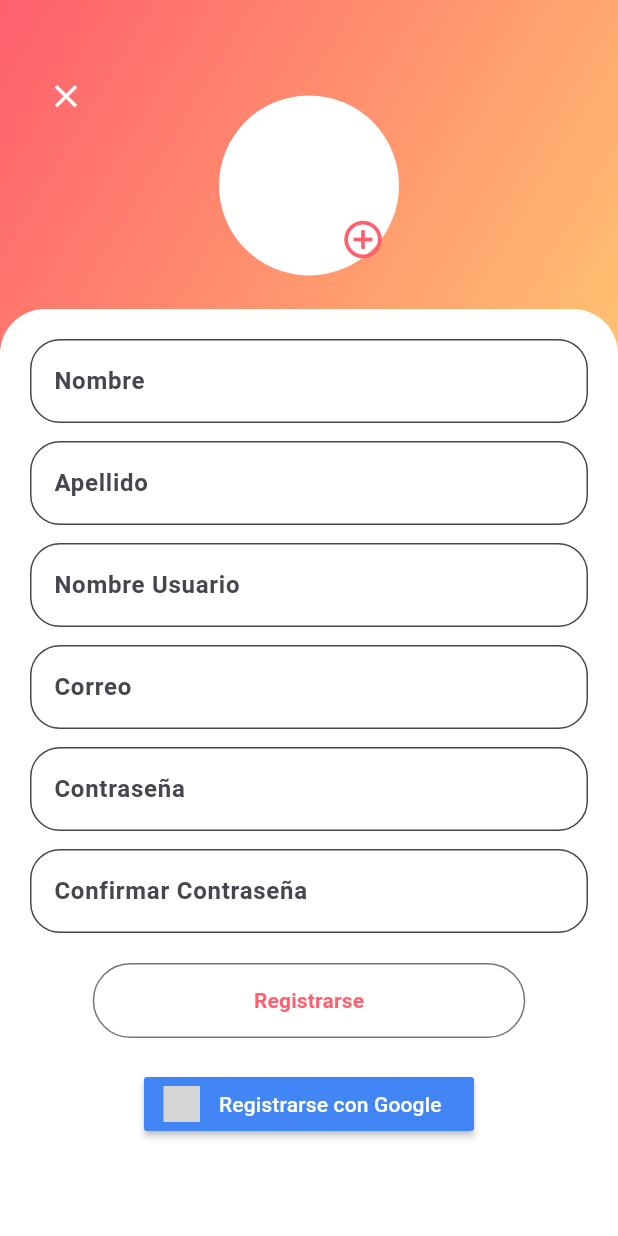
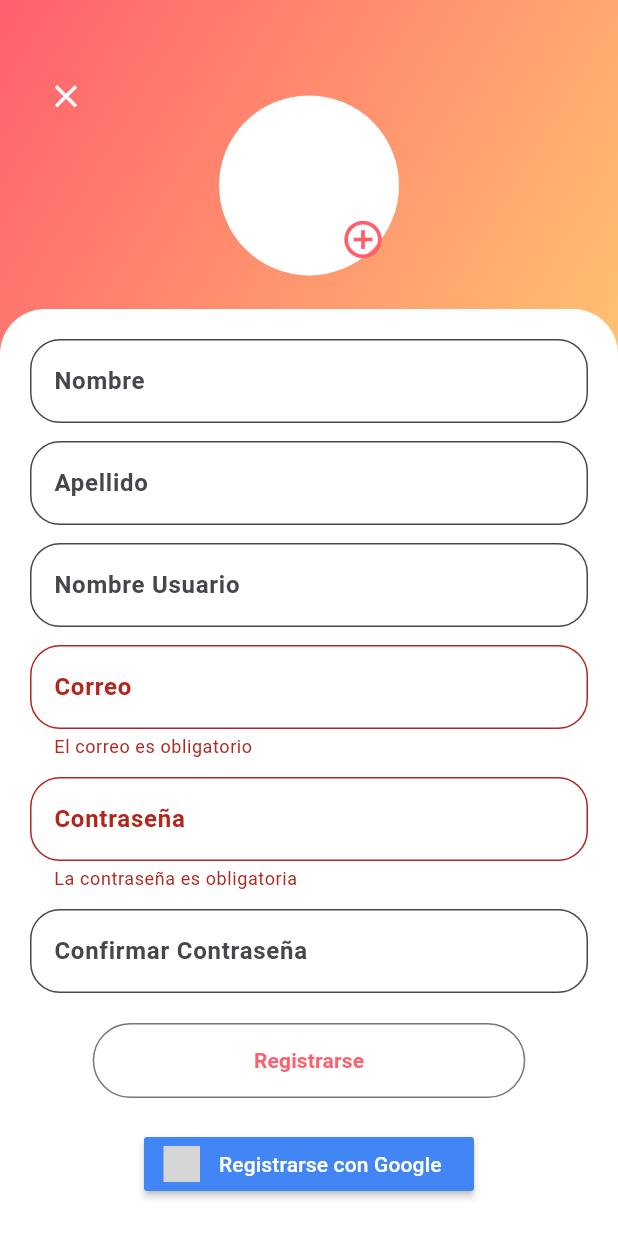
Before and after one commit to AndreaJVB/Proyecto_IS513, a Flutter app: the RegistroPage screen opened by its route, after a tap on "Registrarse", on a phone screen of 412 x 824 dp. Run offline on Flutter 3.47's test engine with Material 3 defaults, Android fonts, the phone set to English and light mode, and no system bars; our stand-ins replace firebase_auth, firebase_core, flutter_signin_button, get; accounts and stored records are empty; grey boxes are pictures that could not be loaded.

Commit message:
inicio validaciones

```diff
--- a/educode/lib/controllers/validaciones.dart
+++ b/educode/lib/controllers/validaciones.dart
@@ -1,13 +1,23 @@
 class Validacion {
-
-
-   String? validacionCorreo (textoValidar){
+  String? validacionCorreo(String? textoValidar) {
     if (textoValidar == null || textoValidar.isEmpty) {
       return 'El correo es obligatorio';
     }
-              if (!RegExp(r'^[^@]+@[^@]+\.[^@]+').hasMatch(textoValidar) ||
-                  !textoValidar.endsWith('unah.hn')) {
-                return 'Ingrese un correo válido que termine en .edu.hn';
+    if (!RegExp(r'^[^@]+@[^@]+\.[^@]+').hasMatch(textoValidar)) {
+      return 'Ingrese un correo válido';
+    }
+    if (!textoValidar.endsWith('unah.hn') && !textoValidar.endsWith('unah.edu.hn')) {
+      return 'Ingrese un correo válido que termine en .unah.hn o .unah.edu.hn';
+    }
+    return null;
+  }
+
+  String? validacionPassword(String? textoValidar) {
+    if (textoValidar == null || textoValidar.isEmpty) {
+      return 'La contraseña es obligatoria';
+    }
+    if (textoValidar.length < 8) {
+      return 'La contraseña debe tener al menos 8 caracteres';
     }
     return null;
   }
--- a/educode/lib/interfaces/pages/login_register/registro_page.dart
+++ b/educode/lib/interfaces/pages/login_register/registro_page.dart
@@ -11,7 +11,7 @@ import 'package:flutter_signin_button/flutter_signin_button.dart';
 class RegistroPage extends StatelessWidget {
   RegistroPage({super.key});
 
-  //Controllers
+  // Controllers
   final nombreController = TextEditingController();
   final apellidoController = TextEditingController();
   final usuarioController = TextEditingController();
@@ -25,7 +25,7 @@ class RegistroPage extends StatelessWidget {
 
   @override
   Widget build(BuildContext context) {
-    //Variables
+    // Variables
     final screenP = ScreenProperty(context: context);
     final validar = Validacion();
 
@@ -47,7 +47,7 @@ class RegistroPage extends StatelessWidget {
                 ),
                 child: const Align(
                   alignment: Alignment.center,
-                  child: CircleAvatarCustom(), //AVATAR
+                  child: CircleAvatarCustom(), // AVATAR
                 ),
               ),
               Align(
@@ -63,22 +63,46 @@ class RegistroPage extends StatelessWidget {
                     ),
                   ),
                   child: SingleChildScrollView(
+                    child: Form(
+                      key: formkey,
                       child: Column(
                         children: [
                           Wrap(
                             runSpacing: 12,
                             children: [
-                            TextFormCustom(label: "Nombre", controller: nombreController),
-                            TextFormCustom(label: "Apellido", controller: apellidoController),
-                            TextFormCustom(label: "Nombre Usuario", controller: usuarioController),
-                            TextFormCustom(label: "Correo",
-                            controller: correoController, keyboardType: TextInputType.emailAddress,
-                            validator: (valor){
-                              validar.validacionCorreo(correoController);
+                              TextFormCustom(
+                                label: "Nombre",
+                                controller: nombreController,
+                              ),
+                              TextFormCustom(
+                                label: "Apellido",
+                                controller: apellidoController,
+                              ),
+                              TextFormCustom(
+                                label: "Nombre Usuario",
+                                controller: usuarioController,
+                              ),
+                              TextFormCustom(
+                                label: "Correo",
+                                controller: correoController,
+                                keyboardType: TextInputType.emailAddress,
+                                validator: (valor) {
+                                  return validar.validacionCorreo(valor);
                                 },
                               ),
-                            TextFormCustom(label: "Contraseña", controller: passwordController, obscureText: true),
-                            TextFormCustom(label: "Confirmar Contraseña", controller: confirmPassword, obscureText: true),
+                              TextFormCustom(
+                                label: "Contraseña",
+                                controller: passwordController,
+                                obscureText: true,
+                                validator: (valor) {
+                                  return validar.validacionPassword(valor);
+                                },
+                              ),
+                              TextFormCustom(
+                                label: "Confirmar Contraseña",
+                                controller: confirmPassword,
+                                obscureText: true,
+                              ),
                             ],
                           ),
                           SizedBox(height: 20),
@@ -89,11 +113,14 @@ class RegistroPage extends StatelessWidget {
                               if (!formkey.currentState!.validate()) return;
                               createUsers.createUserWithEmailAndPassword(
                                 email: correoController.text,
-                               password: passwordController.text);
-
+                                password: passwordController.text,
+                              );
                             },
                             color: Colors.white,
-                          textStyle: TextStyle(color: Color(0xFFFF5F6D), fontWeight: FontWeight.bold),
+                            textStyle: TextStyle(
+                              color: Color(0xFFFF5F6D),
+                              fontWeight: FontWeight.bold,
+                            ),
                             size: Size(screenP.ancho * 0.7, 50),
                             elevation: 5,
                           ),
@@ -108,7 +135,8 @@ class RegistroPage extends StatelessWidget {
                     ),
                   ),
                 ),
-              closeIcon()
+              ),
+              const closeIcon(),
             ],
           ),
         ),
--- a/educode/lib/main.dart
+++ b/educode/lib/main.dart
@@ -4,7 +4,6 @@ import 'package:educode/interfaces/pages/game_mode/solitario_page.dart';
 import 'package:educode/interfaces/pages/login_register/inicio.dart';
 import 'package:educode/interfaces/pages/login_register/login_page.dart';
 import 'package:educode/interfaces/pages/login_register/registro_page.dart';
-import 'package:educode/interfaces/pages/settings/account_page.dart';
 import 'package:educode/interfaces/pages/topic_pages/algoritmo_page.dart';
 import 'package:educode/interfaces/pages/topic_pages/basedatos_page.dart';
 import 'package:educode/interfaces/pages/topic_pages/lenguaje_programaicon_page.dart';
```
Lines whose indentation alone changed are shown as unchanged.
